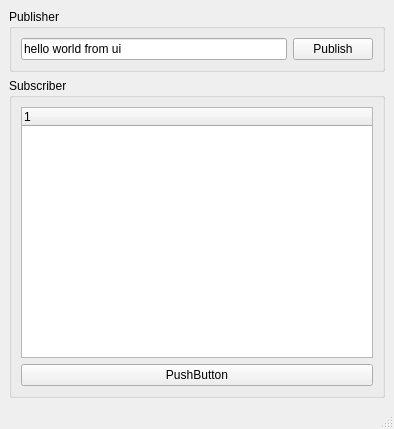
Above: src/mainwindow.ui from HowardWhile/arc_tf_viewer before the change. Below: the same form after it.
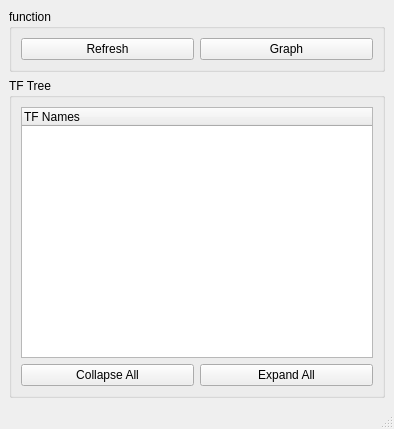
That is the form after the change.

Commit message: update layout and test QProcess

The edit to the form file:
```diff
--- a/src/mainwindow.ui
+++ b/src/mainwindow.ui
@@ -18,26 +18,22 @@
     <item>
      <widget class="QGroupBox" name="gbox_publisher">
       <property name="title">
-       <string>Publisher</string>
+       <string>function</string>
       </property>
-      <layout class="QVBoxLayout" name="verticalLayout">
-       <item>
         <layout class="QHBoxLayout" name="horizontalLayout">
          <item>
-          <widget class="QLineEdit" name="tbox_pub_msg">
+        <widget class="QPushButton" name="btn_refresh">
            <property name="text">
-            <string>hello world from ui</string>
+          <string>Refresh</string>
            </property>
           </widget>
          </item>
          <item>
           <widget class="QPushButton" name="btn_pub">
            <property name="text">
-            <string>Publish</string>
-           </property>
-          </widget>
-         </item>
-        </layout>
+          <string>Graph</string>
+         </property>
+        </widget>
        </item>
       </layout>
      </widget>
@@ -45,24 +41,41 @@
     <item>
      <widget class="QGroupBox" name="gbox_subscriber">
       <property name="title">
-       <string>Subscriber</string>
+       <string>TF Tree</string>
       </property>
       <layout class="QVBoxLayout" name="verticalLayout_3">
        <item>
         <widget class="QTreeWidget" name="treeWidget">
          <column>
           <property name="text">
-           <string notr="true">1</string>
+           <string notr="true">TF Names</string>
           </property>
          </column>
         </widget>
        </item>
        <item>
-        <widget class="QPushButton" name="pushButton">
+        <layout class="QHBoxLayout" name="horizontalLayout_2">
+         <property name="topMargin">
+          <number>0</number>
+         </property>
+         <property name="bottomMargin">
+          <number>0</number>
+         </property>
+         <item>
+          <widget class="QPushButton" name="btn_collapse_all">
          <property name="text">
-          <string>PushButton</string>
-         </property>
-        </widget>
+            <string>Collapse All</string>
+           </property>
+          </widget>
+         </item>
+         <item>
+          <widget class="QPushButton" name="btn_expand_all">
+           <property name="text">
+            <string>Expand All</string>
+           </property>
+          </widget>
+         </item>
+        </layout>
        </item>
       </layout>
      </widget>
```
Left out of the diff: 4 changed lines with no effect on the pictures. Lines whose indentation alone changed are shown as unchanged. The commit also changes 3 other files.
